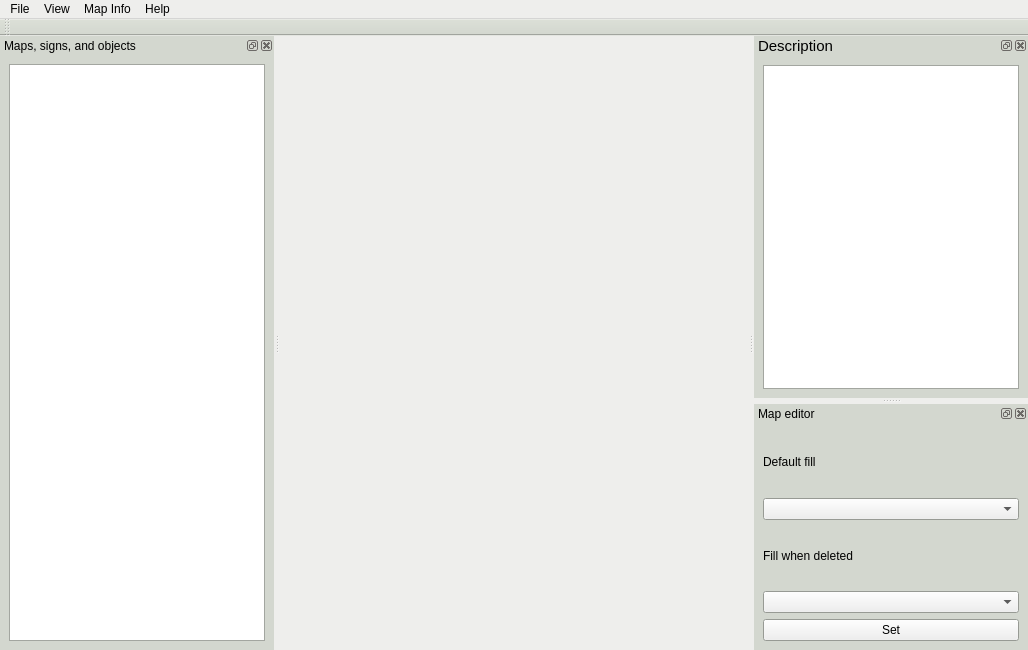
Before: the Qt Designer form main_design.ui in moevm/mse_visual_map_editor_for_duckietown, drawn with Qt 5.
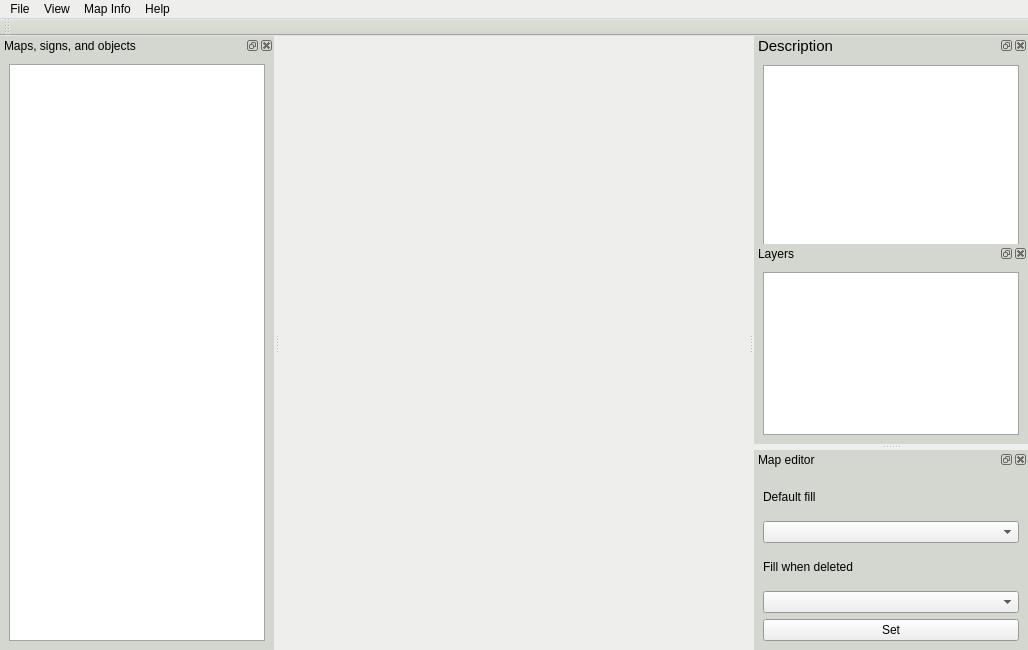
After: the same form once the commit is applied.

Commit message: add layer menu

```diff
--- a/main_design.ui
+++ b/main_design.ui
@@ -408,7 +408,7 @@
    <property name="minimumSize">
     <size>
      <width>175</width>
-     <height>360</height>
+     <height>250</height>
     </size>
    </property>
    <property name="palette">
@@ -511,6 +511,110 @@
     </layout>
    </widget>
   </widget>
+  <widget class="QDockWidget" name="layer_info_widget">
+   <property name="sizePolicy">
+    <sizepolicy hsizetype="Minimum" vsizetype="Preferred">
+     <horstretch>0</horstretch>
+     <verstretch>0</verstretch>
+    </sizepolicy>
+   </property>
+   <property name="minimumSize">
+    <size>
+     <width>100</width>
+     <height>200</height>
+    </size>
+   </property>
+   <property name="palette">
+    <palette>
+     <active>
+      <colorrole role="Base">
+       <brush brushstyle="SolidPattern">
+        <color alpha="255">
+         <red>255</red>
+         <green>255</green>
+         <blue>255</blue>
+        </color>
+       </brush>
+      </colorrole>
+      <colorrole role="Window">
+       <brush brushstyle="SolidPattern">
+        <color alpha="255">
+         <red>211</red>
+         <green>215</green>
+         <blue>207</blue>
+        </color>
+       </brush>
+      </colorrole>
+     </active>
+     <inactive>
+      <colorrole role="Base">
+       <brush brushstyle="SolidPattern">
+        <color alpha="255">
+         <red>255</red>
+         <green>255</green>
+         <blue>255</blue>
+        </color>
+       </brush>
+      </colorrole>
+      <colorrole role="Window">
+       <brush brushstyle="SolidPattern">
+        <color alpha="255">
+         <red>211</red>
+         <green>215</green>
+         <blue>207</blue>
+        </color>
+       </brush>
+      </colorrole>
+     </inactive>
+     <disabled>
+      <colorrole role="Base">
+       <brush brushstyle="SolidPattern">
+        <color alpha="255">
+         <red>211</red>
+         <green>215</green>
+         <blue>207</blue>
+        </color>
+       </brush>
+      </colorrole>
+      <colorrole role="Window">
+       <brush brushstyle="SolidPattern">
+        <color alpha="255">
+         <red>211</red>
+         <green>215</green>
+         <blue>207</blue>
+        </color>
+       </brush>
+      </colorrole>
+     </disabled>
+    </palette>
+   </property>
+   <property name="autoFillBackground">
+    <bool>true</bool>
+   </property>
+   <property name="floating">
+    <bool>false</bool>
+   </property>
+   <property name="allowedAreas">
+    <set>Qt::LeftDockWidgetArea|Qt::RightDockWidgetArea</set>
+   </property>
+   <property name="windowTitle">
+    <string>Layers</string>
+   </property>
+   <attribute name="dockWidgetArea">
+    <number>2</number>
+   </attribute>
+   <widget class="QWidget" name="dockWidgetContents_4">
+    <layout class="QVBoxLayout" name="verticalLayout_4">
+     <item>
+      <widget class="QTextBrowser" name="layer_info_browser">
+       <property name="autoFillBackground">
+        <bool>false</bool>
+       </property>
+      </widget>
+     </item>
+    </layout>
+   </widget>
+  </widget>
   <widget class="QDockWidget" name="map_info_widget">
    <property name="sizePolicy">
     <sizepolicy hsizetype="Minimum" vsizetype="Preferred">
@@ -521,7 +625,7 @@
    <property name="minimumSize">
     <size>
      <width>183</width>
-     <height>245</height>
+     <height>200</height>
     </size>
    </property>
    <property name="palette">
```
Left out of the diff: 12 changed lines with no effect on the pictures. The commit also changes 1 other file.
